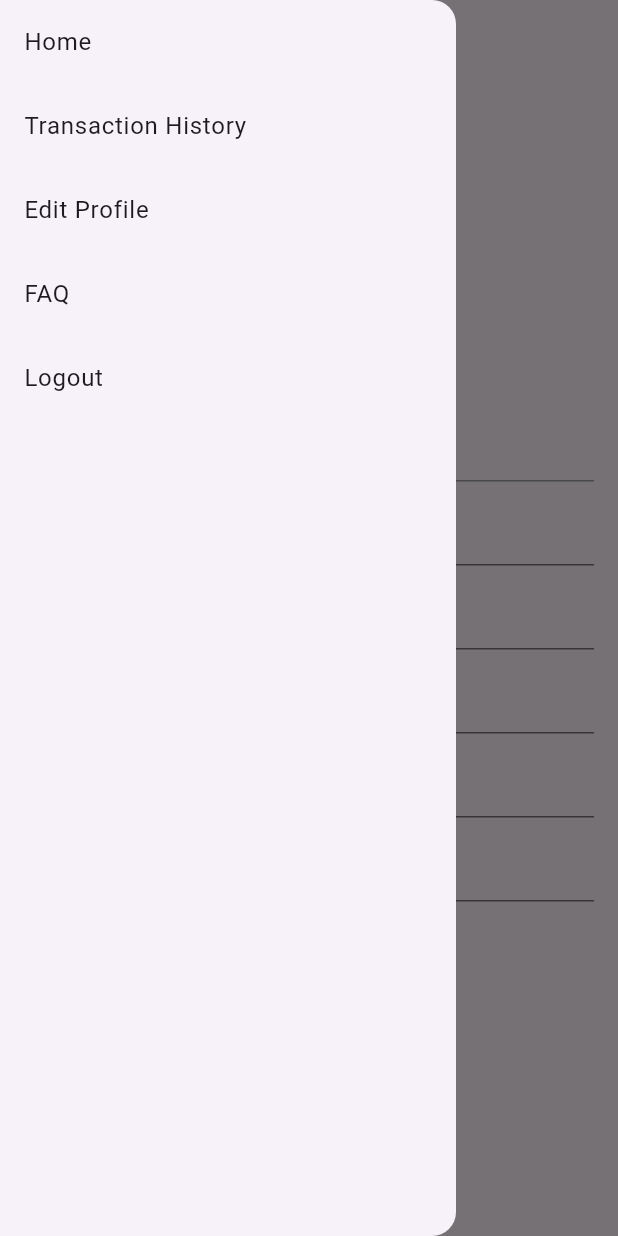
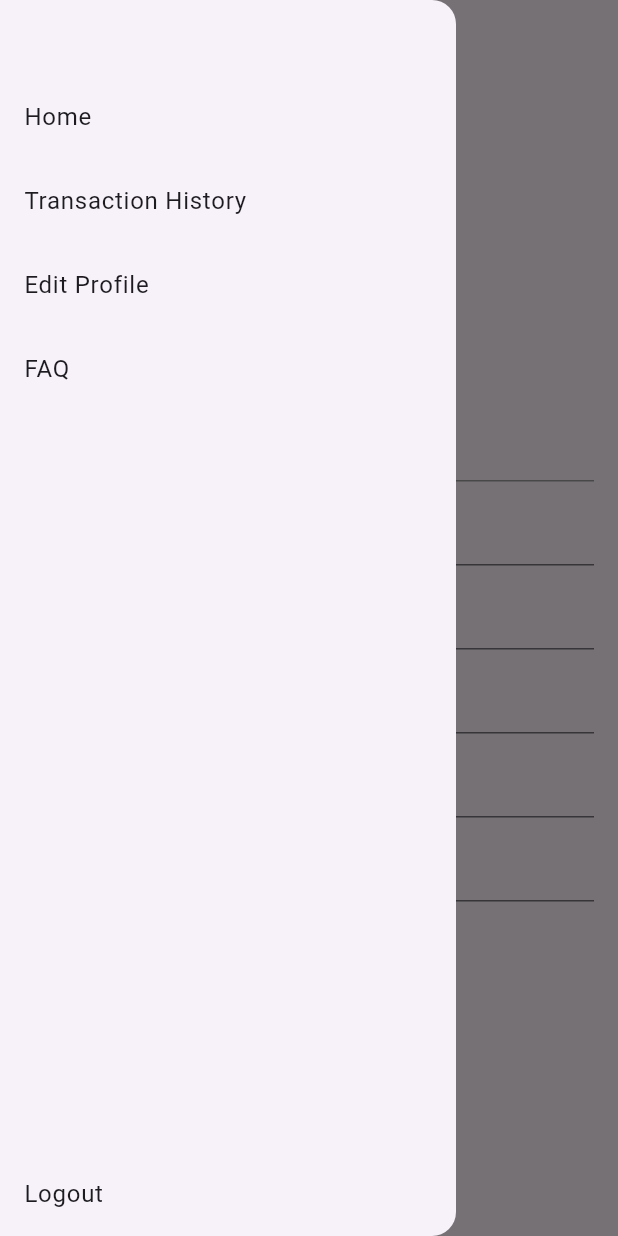
Before and after one commit to najwanstudent/Scan2PayTest, a Flutter app: the EditProfile screen opened by its route, with the side drawer open, on a phone screen of 412 x 824 dp. Run offline on Flutter 3.47's test engine with Material 3 defaults, Android fonts, the light colour scheme and no system bars; our stand-ins replace cloud_firestore, firebase_core, open_file, page_view_dot_indicator, qr_flutter; missing offline and left inert: qr_code_scanner; accounts and stored records are empty.

Commit message:
fixed issues regarding to drawer

```diff
--- a/lib/TransactionHistory.dart
+++ b/lib/TransactionHistory.dart
@@ -2,6 +2,7 @@ import 'package:cloud_firestore/cloud_firestore.dart';
 import 'package:flutter/material.dart';
 import 'package:intl/intl.dart'; // Import the intl package
 import 'UserUidSingleton.dart'; // Import the UserUidSingleton class
+import 'drawer.dart';
 
 class TransactionHistoryScreen extends StatelessWidget {
   @override
@@ -10,6 +11,7 @@ class TransactionHistoryScreen extends StatelessWidget {
       appBar: AppBar(
         title: const Text('Transaction History'),
       ),
+      drawer: AppDrawer(userUid: UserUidSingleton().userUid),
       body: StreamBuilder<QuerySnapshot>(
         stream: FirebaseFirestore.instance
             .collection('Transactions')
--- a/lib/drawer.dart
+++ b/lib/drawer.dart
@@ -2,18 +2,28 @@ import 'package:flutter/material.dart';
 import 'package:scan2pay/login.dart';
 
 class AppDrawer extends StatelessWidget {
-  const AppDrawer({super.key});
+  final String userUid; // Add userUid to the AppDrawer
+
+  const AppDrawer({Key? key, required this.userUid}) : super(key: key); // Modify constructor
 
   @override
   Widget build(BuildContext context) {
     return Drawer(
-      child: ListView(
+      child: Padding(
+        padding: const EdgeInsets.only(top: 50.0), // Add padding to lower the items
+        child: Column(
+          mainAxisAlignment: MainAxisAlignment.start,
           children: [
             ListTile(
               title: const Text('Home'),
               onTap: () {
                 Navigator.pop(context); // Close the drawer
-              Navigator.popUntil(context, ModalRoute.withName('/')); //
+                Navigator.pushNamedAndRemoveUntil(
+                  context,
+                  '/home-screen',
+                  (route) => false,
+                  arguments: userUid, // Pass userUid as an argument
+                );
               },
             ),
             ListTile(
@@ -34,18 +44,20 @@ class AppDrawer extends StatelessWidget {
               title: const Text('FAQ'),
               onTap: () {
                 Navigator.pop(context);
-              Navigator.pushNamed(context, '/faq');
+                Navigator.pushNamed(context, '/faq', arguments: userUid);
               },
             ),
-          const Spacer(),
+            const Spacer(), // Keeps the Logout button at the bottom
             ListTile(
               title: const Text('Logout'),
               onTap: () {
                 Navigator.pop(context);
                 Navigator.pushReplacement(context,
                     MaterialPageRoute(builder: (context) => const LoginPage()));
-              })
+              },
+            ),
           ],
+        ),
       ),
     );
   }
--- a/lib/editProfile.dart
+++ b/lib/editProfile.dart
@@ -142,11 +142,13 @@ class _EditProfileState extends State<EditProfile> {
 
   @override
   Widget build(BuildContext context) {
+    String? userUid = UserUidSingleton().userUid;
+
     return Scaffold(
       appBar: AppBar(
         title: const Text('Edit Profile'),
       ),
-      drawer: const AppDrawer(),
+      drawer: AppDrawer(userUid: userUid!), // Pass userUid to AppDrawer
       body: Center(
         child: Padding(
           padding: const EdgeInsets.all(16.0),
@@ -258,7 +260,7 @@ class _EditProfileState extends State<EditProfile> {
             ],
           ),
         ),
-    ),
-   );
+      ),
+    );
   }
 }
--- a/lib/faq.dart
+++ b/lib/faq.dart
@@ -1,5 +1,6 @@
+import 'package:flutter/material.dart';
 import 'package:cloud_firestore/cloud_firestore.dart';
-import 'package:flutter/material.dart';
+import 'drawer.dart'; // Import the AppDrawer class
 
 class FAQ extends StatefulWidget {
   const FAQ({Key? key}) : super(key: key);
@@ -40,10 +41,13 @@ class _FAQState extends State<FAQ> {
 
   @override
   Widget build(BuildContext context) {
+    final String userUid = ModalRoute.of(context)!.settings.arguments as String;
+
     return Scaffold(
       appBar: AppBar(
         title: Text('FAQ'),
       ),
+      drawer: AppDrawer(userUid: userUid), // Pass userUid to AppDrawer
       body: FutureBuilder<List<DocumentSnapshot>>(
         future: faqSnapshot,
         builder: (context, snapshot) {
--- a/lib/main.dart
+++ b/lib/main.dart
@@ -37,8 +37,8 @@ class Scan2PayApp extends StatelessWidget {
         '/onboarding1': (context) => OnboardingPage1(),
         '/onboarding2': (context) => OnboardingPage2(),
         '/login-page': (context) => const LoginPage(), // Route to LoginPage
-        '/home-screen': (context) => const HomeScreen(
-              userUid: '',
+        '/home-screen': (context) => HomeScreen(
+              userUid: ModalRoute.of(context)!.settings.arguments as String,
             ), // Route to HomeScreen
         '/transaction-history': (context) => TransactionHistoryScreen(),
         '/edit-profile': (context) => const EditProfile(),
```
Also changed, not shown: lib/homescreen.dart (+1 -7 lines). Lines whose indentation alone changed are shown as unchanged.
